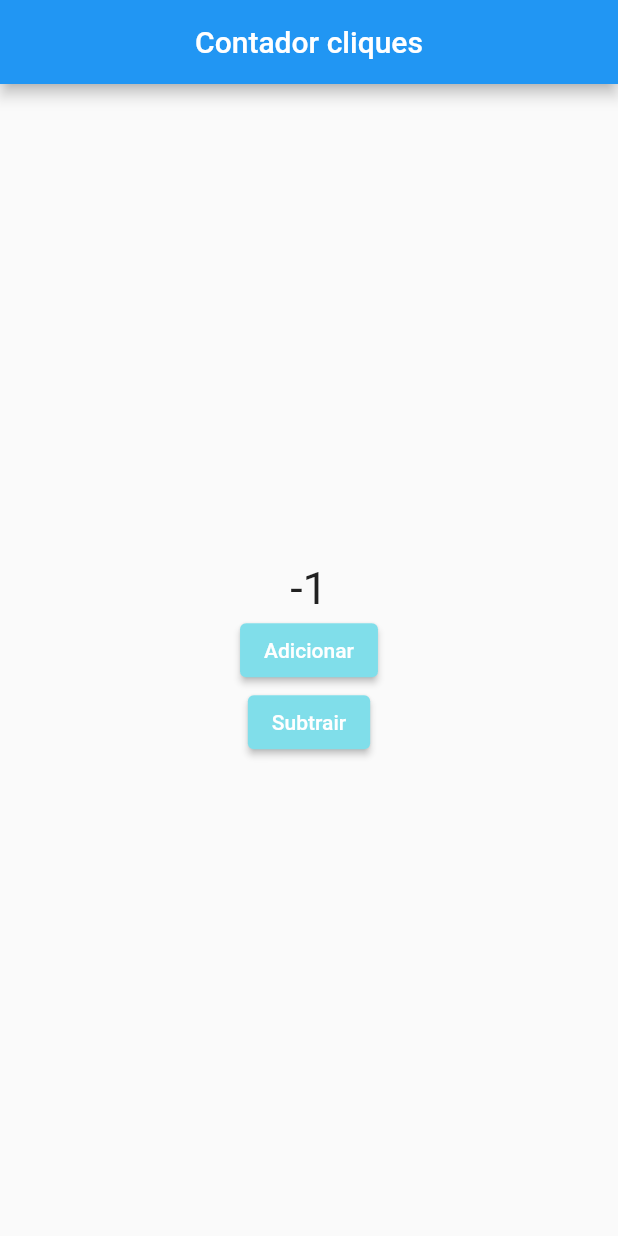
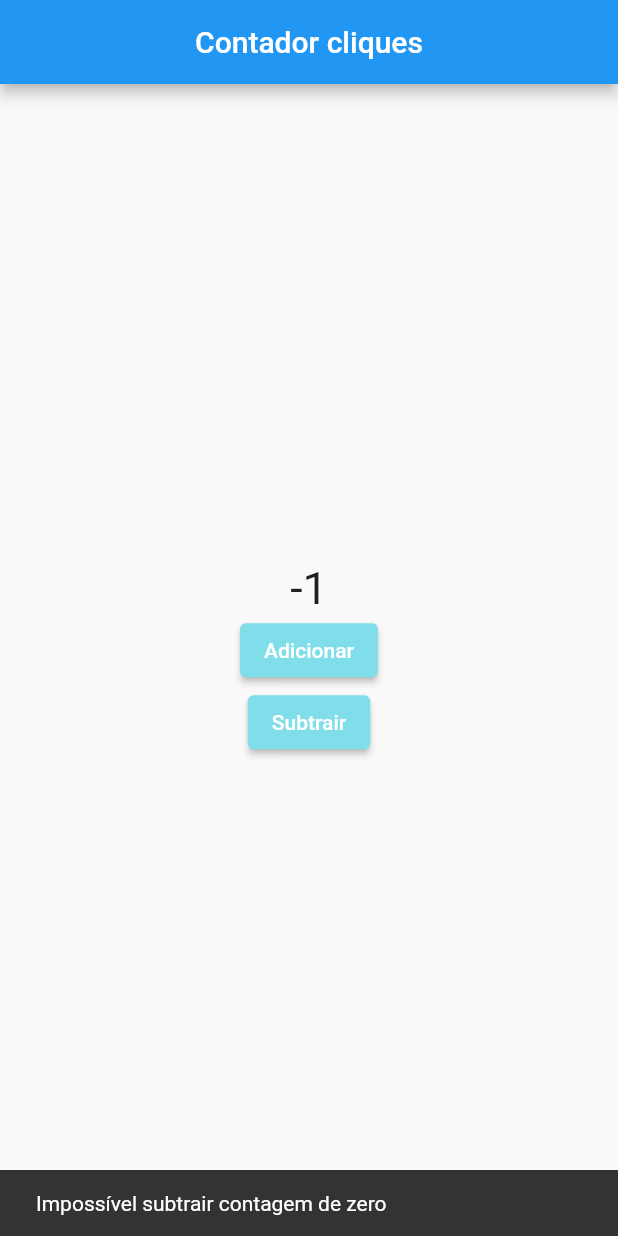
Before and after one commit to SilvaGabrielMartins/Bootcamp-ProgramaNewThinkers2021, a Flutter app: the screen it shows after launch, after a tap on "Subtrair", on a phone screen of 412 x 824 dp. Run offline on Flutter 3.47's test engine with Material 2 defaults, Android fonts, the phone set to English and light mode, and no system bars.

```diff
--- a/Trilha_Flutter/Aula02/contador/lib/main.dart
+++ b/Trilha_Flutter/Aula02/contador/lib/main.dart
@@ -63,6 +63,10 @@ class _MyPageState extends State<MyPage> {
               onPressed: () {
                 print('Todo');
                 setState(() {
+                  if (contadorButao == 0) {
+                    ScaffoldMessenger.of(context).showSnackBar(const SnackBar(
+                        content: Text('Impossível subtrair contagem de zero')));
+                  }
                   contadorButao--;
                 });
               },
```
